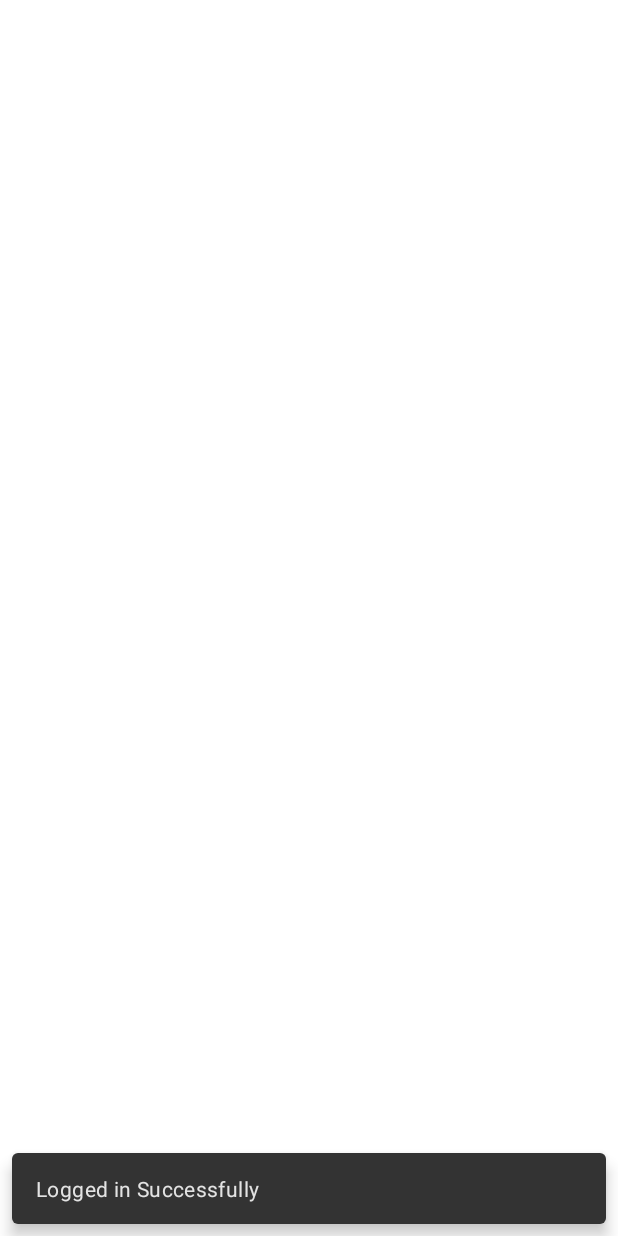
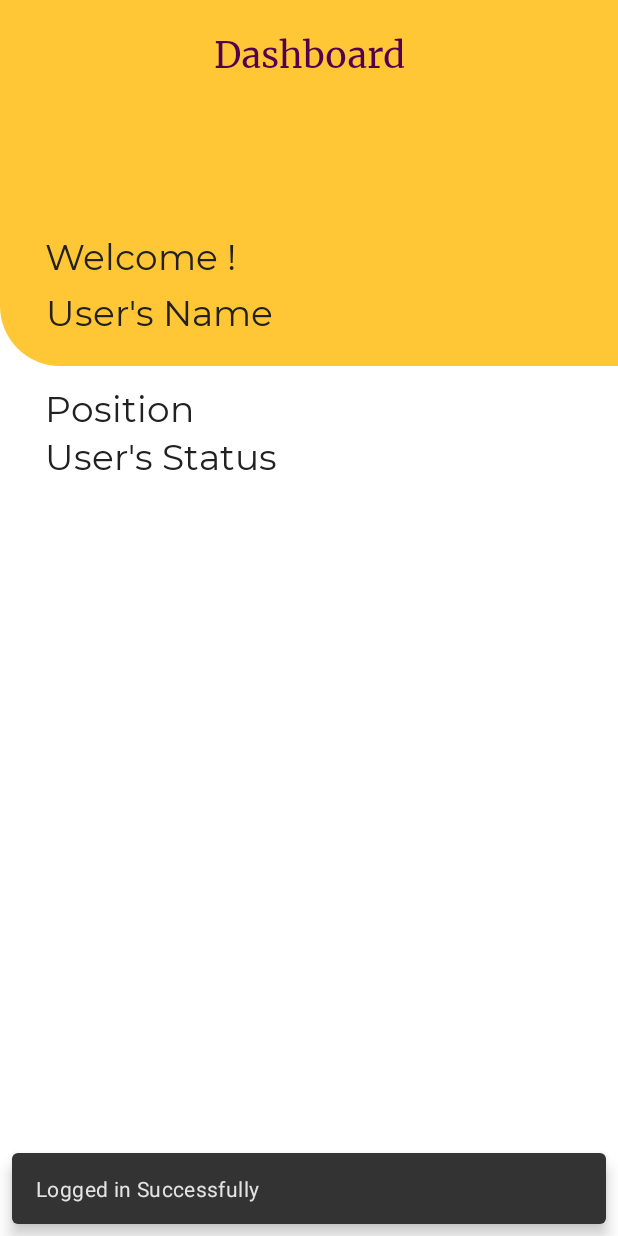
Before and after one commit to Shub-Gautam/TOGS, an Android app: the HomePage screen opened directly, with no data from a screen before it, on a phone screen of 412 x 824 dp. Run offline under Robolectric (Android 15) with nearby library versions, the phone set to English and light mode, and no system bars.

Commit message:
Home page design start

```diff
--- a/app/src/main/java/com/example/tog_s/HomePage.java
+++ b/app/src/main/java/com/example/tog_s/HomePage.java
@@ -20,15 +20,15 @@ public class HomePage extends AppCompatActivity {
         setContentView(R.layout.activity_home_page);
 
         SharedPreferences sh = getSharedPreferences("MySharedPref", Context.MODE_PRIVATE);
-        String s1 = sh.getString("token", "");
+        String token = sh.getString("token", "");
 
         coordinatorLayout = findViewById(R.id.homepagesnack);
-
         Snackbar s = Snackbar.make(coordinatorLayout,"Logged in Successfully",Snackbar.LENGTH_LONG);
         s.show();
 
-        TextView valu = (TextView) findViewById(R.id.textView3);
-        valu.setText(s1);
+        TextView user_FullName = (TextView) findViewById(R.id.textView10);
+        TextView user_Position = (TextView) findViewById(R.id.textView10);
+
 
     }
 }
--- /dev/null
+++ b/app/src/main/java/com/example/tog_s/User.java
@@ -0,0 +1,4 @@
+package com.example.tog_s;
+
+public class User {
+}
--- a/app/src/main/res/layout/activity_home_page.xml
+++ b/app/src/main/res/layout/activity_home_page.xml
@@ -7,12 +7,107 @@
     android:id="@+id/homepagesnack"
     tools:context=".HomePage">
 
+    <View
+        android:id="@+id/view44"
+        android:layout_width="413dp"
+        android:layout_height="244dp"
+        android:background="@drawable/bg_header_custom"
+        app:layout_constraintEnd_toEndOf="parent"
+        app:layout_constraintStart_toStartOf="parent"
+        app:layout_constraintTop_toTopOf="parent" />
+
     <TextView
-        android:id="@+id/textView3"
-        android:layout_width="175dp"
-        android:layout_height="347dp"
-        android:text="Value"
+        android:id="@+id/textView12"
+        android:layout_width="270dp"
+        android:layout_height="wrap_content"
+        android:layout_marginStart="8dp"
+        android:layout_marginEnd="8dp"
+        android:layout_marginBottom="480dp"
+        android:fontFamily="@font/mregular"
+        android:lineSpacingExtra="8dp"
+        android:text="User's Status"
+        android:textAlignment="textStart"
+        android:textColor="#222020"
+        android:textSize="24sp"
         app:layout_constraintBottom_toBottomOf="parent"
+        app:layout_constraintEnd_toEndOf="parent"
+        app:layout_constraintHorizontal_bias="0.176"
+        app:layout_constraintStart_toStartOf="parent"
+        app:layout_constraintTop_toBottomOf="@+id/textView11"
+        app:layout_constraintVertical_bias="0.0" />
+
+    <TextView
+        android:id="@+id/textView11"
+        android:layout_width="270dp"
+        android:layout_height="wrap_content"
+        android:layout_marginStart="8dp"
+        android:layout_marginEnd="8dp"
+        android:layout_marginBottom="536dp"
+        android:fontFamily="@font/mregular"
+        android:lineSpacingExtra="8dp"
+        android:text="Position"
+        android:textAlignment="textStart"
+        android:textColor="#222020"
+        android:textSize="24sp"
+        app:layout_constraintBottom_toBottomOf="parent"
+        app:layout_constraintEnd_toEndOf="parent"
+        app:layout_constraintHorizontal_bias="0.176"
+        app:layout_constraintStart_toStartOf="parent"
+        app:layout_constraintTop_toBottomOf="@+id/textView10"
+        app:layout_constraintVertical_bias="1.0" />
+
+    <TextView
+        android:id="@+id/textView10"
+        android:layout_width="352dp"
+        android:layout_height="28dp"
+        android:layout_marginStart="8dp"
+        android:layout_marginEnd="8dp"
+        android:layout_marginBottom="604dp"
+        android:fontFamily="@font/mregular"
+        android:lineSpacingExtra="8dp"
+        android:text="User's Name"
+        android:textAlignment="textStart"
+        android:textColor="#222020"
+        android:textSize="24sp"
+        app:layout_constraintBottom_toBottomOf="parent"
+        app:layout_constraintEnd_toEndOf="parent"
+        app:layout_constraintHorizontal_bias="0.511"
+        app:layout_constraintStart_toStartOf="parent"
+        app:layout_constraintTop_toBottomOf="@+id/textView6"
+        app:layout_constraintVertical_bias="1.0" />
+
+    <TextView
+        android:id="@+id/textView6"
+        android:layout_width="136dp"
+        android:layout_height="37dp"
+        android:layout_marginStart="8dp"
+        android:layout_marginEnd="8dp"
+        android:layout_marginBottom="632dp"
+        android:fontFamily="@font/mregular"
+        android:lineSpacingExtra="8dp"
+        android:text="Welcome !"
+        android:textAlignment="viewStart"
+        android:textColor="#222020"
+        android:textSize="24sp"
+        app:layout_constraintBottom_toBottomOf="parent"
+        app:layout_constraintEnd_toEndOf="parent"
+        app:layout_constraintHorizontal_bias="0.084"
+        app:layout_constraintStart_toStartOf="parent"
+        app:layout_constraintTop_toBottomOf="@+id/textView4"
+        app:layout_constraintVertical_bias="1.0" />
+
+    <TextView
+        android:id="@+id/textView4"
+        android:layout_width="352dp"
+        android:layout_height="41dp"
+        android:layout_marginStart="8dp"
+        android:layout_marginTop="20dp"
+        android:layout_marginEnd="8dp"
+        android:fontFamily="@font/merri"
+        android:text="Dashboard"
+        android:textAlignment="center"
+        android:textColor="#53004E"
+        android:textSize="24sp"
         app:layout_constraintEnd_toEndOf="parent"
         app:layout_constraintStart_toStartOf="parent"
         app:layout_constraintTop_toTopOf="parent" />
```
